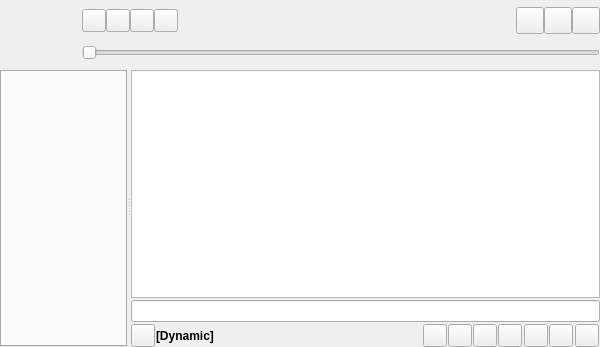
First picture: the form in gui/mainwindow.ui, repository CDrummond/cantata, before the edit.
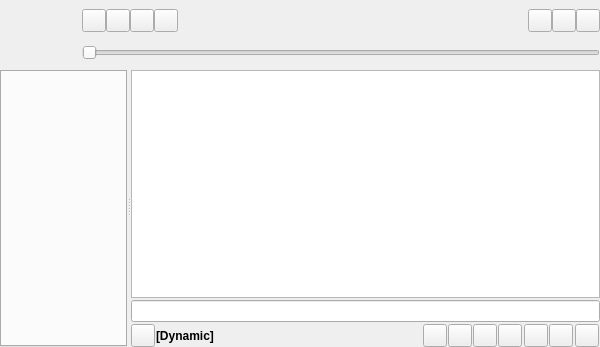
Second picture: the form after the edit. Custom widgets are drawn as their Qt base class.

Commit message: No need to set button icon size here...

```diff
--- a/gui/mainwindow.ui
+++ b/gui/mainwindow.ui
@@ -108,37 +108,13 @@
          <number>0</number>
         </property>
         <item>
-         <widget class="ToolButton" name="songInfoButton">
-          <property name="iconSize">
-           <size>
-            <width>20</width>
-            <height>20</height>
-           </size>
-          </property>
-         </widget>
+         <widget class="ToolButton" name="songInfoButton"/>
         </item>
         <item>
-         <widget class="ToolButton" name="volumeButton">
-          <property name="iconSize">
-           <size>
-            <width>20</width>
-            <height>20</height>
-           </size>
-          </property>
-         </widget>
+         <widget class="ToolButton" name="volumeButton"/>
         </item>
         <item>
-         <widget class="MenuButton" name="menuButton">
-          <property name="toolTip">
-           <string>Menu</string>
-          </property>
-          <property name="iconSize">
-           <size>
-            <width>20</width>
-            <height>20</height>
-           </size>
-          </property>
-         </widget>
+         <widget class="MenuButton" name="menuButton"/>
         </item>
        </layout>
       </item>
```
